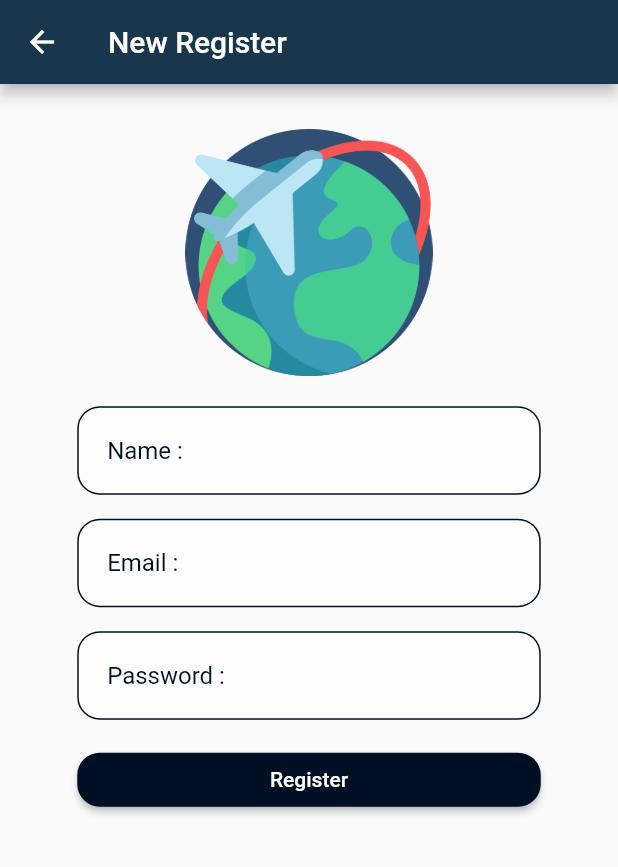
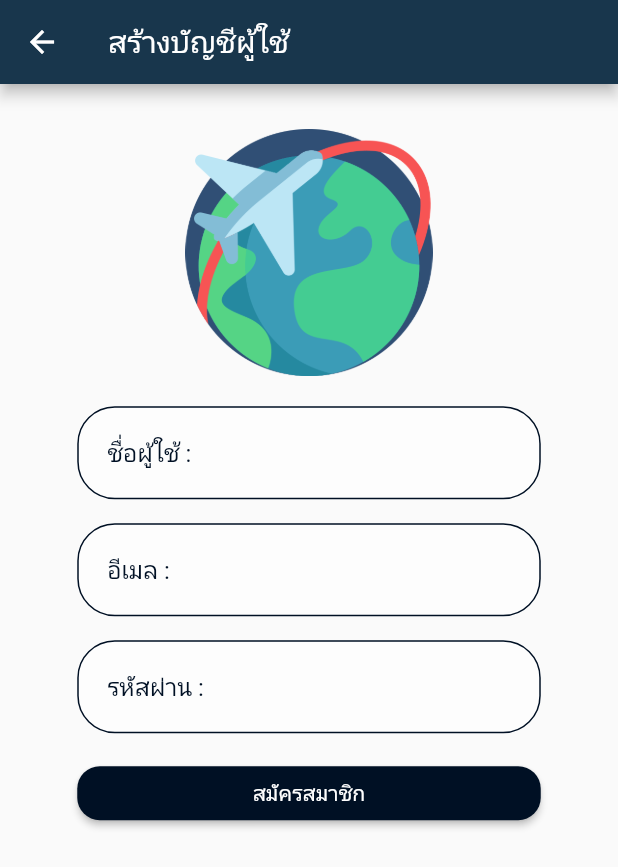
Before and after one commit to nicecs15/ITravel, a Flutter app: the Register screen opened by its route, on a phone screen of 412 x 824 dp. Shown: the top 867 px of the screen. Run offline on Flutter 3.47's test engine with Material 2 defaults, Android fonts, the phone set to English and light mode, and no system bars; our stand-ins replace firebase_auth, firebase_core; accounts and stored records are empty.

Commit message:
เข้าหน้าแรก เปลี่ยนภาษาเป็นคนไทยไม่กระแดะ

```diff
--- a/lib/widget/authen.dart
+++ b/lib/widget/authen.dart
@@ -54,7 +54,7 @@ class _AuthenState extends State<Authen> {
     return TextButton(
       onPressed: () => Navigator.pushNamed(context, '/register'),
       child: Text(
-        'New Register',
+        'สร้างบัญชีผู้ใช้ใหม่',
         style: TextStyle(color: Colors.white),
       ),
     );
@@ -72,7 +72,7 @@ class _AuthenState extends State<Authen> {
             checkAuthen();
           }
         },
-        child: Text('Login'),
+        child: Text('เข้าสู่ระบบ'),
         style: ElevatedButton.styleFrom(
           primary: MyStyle().darkColor,
           shape: RoundedRectangleBorder(
@@ -86,7 +86,7 @@ class _AuthenState extends State<Authen> {
   Container buildUser() {
     return Container(
       decoration: BoxDecoration(
-          borderRadius: BorderRadius.circular(25), color: Colors.white70),
+          borderRadius: BorderRadius.circular(25), color: Colors.white60),
       margin: EdgeInsets.only(top: 16),
       width: screen * 0.75,
       child: TextFormField(
@@ -97,7 +97,7 @@ class _AuthenState extends State<Authen> {
         ),
         decoration: InputDecoration(
           labelStyle: TextStyle(color: MyStyle().darkColor),
-          labelText: 'Email :',
+          labelText: 'อีเมล',
           prefixIcon: Icon(
             Icons.perm_identity,
             color: MyStyle().darkColor,
@@ -143,7 +143,7 @@ class _AuthenState extends State<Authen> {
             },
           ),
           labelStyle: TextStyle(color: MyStyle().darkColor),
-          labelText: 'Password :',
+          labelText: 'รหัสผ่าน',
           prefixIcon: Icon(
             Icons.lock_outline,
             color: MyStyle().darkColor,
--- a/lib/widget/my_service.dart
+++ b/lib/widget/my_service.dart
@@ -5,6 +5,7 @@ import 'package:myapp1/utility/my_style.dart';
 import 'package:myapp1/widget/central_list.dart';
 import 'package:myapp1/widget/isan_list.dart';
 import 'package:myapp1/widget/like_list.dart';
+import 'package:myapp1/widget/%E0%B9%89homepage.dart';
 import 'package:myapp1/widget/north_list.dart';
 import 'package:myapp1/widget/profile.dart';
 import 'package:myapp1/widget/south_list.dart';
@@ -19,7 +20,7 @@ class MyService extends StatefulWidget {
 class _MyServiceState extends State<MyService> {
   String? name, email;
 
-  Widget currentWidget = NorthList();
+  Widget currentWidget = Homepage();
 
   @override
   void initState() {
@@ -200,7 +201,7 @@ class _MyServiceState extends State<MyService> {
             color: Colors.white,
             size: 36,
           ),
-          title: MyStyle().titleH2White('Sign Out'),
+          title: MyStyle().titleH2White('ออกจากระบบ'),
         ),
       ],
     );
--- a/lib/widget/register.dart
+++ b/lib/widget/register.dart
@@ -22,7 +22,7 @@ class _RegisterState extends State<Register> {
       //floatingActionButton: buildFloatingActionButton(),
       appBar: AppBar(
         backgroundColor: MyStyle().primaryColor,
-        title: Text('New Register'),
+        title: Text('สร้างบัญชีผู้ใช้'),
       ),
       body: Center(
         child: Column(
@@ -61,7 +61,7 @@ class _RegisterState extends State<Register> {
             registerFirebase();
           }
         },
-        child: Text('Register'),
+        child: Text('สมัครสมาชิก'),
         style: ElevatedButton.styleFrom(
           primary: MyStyle().darkColor,
           shape: RoundedRectangleBorder(
@@ -75,7 +75,7 @@ class _RegisterState extends State<Register> {
   Container buildName() {
     return Container(
       decoration: BoxDecoration(
-          borderRadius: BorderRadius.circular(15), color: Colors.white60),
+          borderRadius: BorderRadius.circular(25), color: Colors.white60),
       margin: EdgeInsets.only(top: 20),
       width: screen * 0.75,
       child: TextField(
@@ -85,17 +85,17 @@ class _RegisterState extends State<Register> {
         ),
         decoration: InputDecoration(
           hintStyle: TextStyle(color: MyStyle().darkColor),
-          hintText: '  Name :',
+          hintText: '  ชื่อผู้ใช้ :',
           /*prefixIcon: Icon(
             Icons.fingerprint,
             color: MyStyle().darkColor,
           ),*/
           enabledBorder: OutlineInputBorder(
-            borderRadius: BorderRadius.circular(15),
+            borderRadius: BorderRadius.circular(25),
             borderSide: BorderSide(color: MyStyle().darkColor),
           ),
           focusedBorder: OutlineInputBorder(
-            borderRadius: BorderRadius.circular(15),
+            borderRadius: BorderRadius.circular(25),
             borderSide: BorderSide(color: MyStyle().lightColor),
           ),
         ),
@@ -106,7 +106,7 @@ class _RegisterState extends State<Register> {
   Container buildEmail() {
     return Container(
       decoration: BoxDecoration(
-          borderRadius: BorderRadius.circular(15), color: Colors.white60),
+          borderRadius: BorderRadius.circular(25), color: Colors.white60),
       margin: EdgeInsets.only(top: 16),
       width: screen * 0.75,
       child: TextField(
@@ -117,17 +117,17 @@ class _RegisterState extends State<Register> {
         ),
         decoration: InputDecoration(
           hintStyle: TextStyle(color: MyStyle().darkColor),
-          hintText: '  Email :',
+          hintText: '  อีเมล :',
           /*prefixIcon: Icon(
             Icons.perm_identity,
             color: MyStyle().darkColor,
           ),*/
           enabledBorder: OutlineInputBorder(
-            borderRadius: BorderRadius.circular(15),
+            borderRadius: BorderRadius.circular(25),
             borderSide: BorderSide(color: MyStyle().darkColor),
           ),
           focusedBorder: OutlineInputBorder(
-            borderRadius: BorderRadius.circular(15),
+            borderRadius: BorderRadius.circular(25),
             borderSide: BorderSide(color: MyStyle().lightColor),
           ),
         ),
@@ -138,7 +138,7 @@ class _RegisterState extends State<Register> {
   Container buildPassword() {
     return Container(
       decoration: BoxDecoration(
-          borderRadius: BorderRadius.circular(15), color: Colors.white60),
+          borderRadius: BorderRadius.circular(25), color: Colors.white60),
       margin: EdgeInsets.only(top: 16),
       width: screen * 0.75,
       child: TextField(
@@ -148,17 +148,17 @@ class _RegisterState extends State<Register> {
         ),
         decoration: InputDecoration(
           hintStyle: TextStyle(color: MyStyle().darkColor),
-          hintText: '  Password :',
+          hintText: '  รหัสผ่าน :',
           /*prefixIcon: Icon(
             Icons.lock_outline,
             color: MyStyle().darkColor,
           ),*/
           enabledBorder: OutlineInputBorder(
-            borderRadius: BorderRadius.circular(15),
+            borderRadius: BorderRadius.circular(25),
             borderSide: BorderSide(color: MyStyle().darkColor),
           ),
           focusedBorder: OutlineInputBorder(
-            borderRadius: BorderRadius.circular(15),
+            borderRadius: BorderRadius.circular(25),
             borderSide: BorderSide(color: MyStyle().lightColor),
           ),
         ),
@@ -166,26 +166,7 @@ class _RegisterState extends State<Register> {
     );
   }
 
-  /*FloatingActionButton buildFloatingActionButton() {
-    return FloatingActionButton(
-      backgroundColor: MyStyle().darkColor,
-      onPressed: () {
-        print('name = $name, user = $user, password = $password');
-        if ((name == null) || (user == null) || (password == null)) {
-          print('Have Space');
-          normalDialog(context, 'Have Space? Please Fill Every Blank');
-        } else {
-          print('No Space');
-          registerFirebase();
-        }
-      },
-      child: Icon(
-        Icons.cloud_upload_rounded,
-      ),
-    );
-  }*/
-
-  Future<Null> registerFirebase() async {
+  Future<void> registerFirebase() async {
     await Firebase.initializeApp().then((value) async {
       print('Firebase Initialize Success');
       await FirebaseAuth.instance
```
Also changed, not shown: lib/widget/้homepage.dart (renamed from lib/widget/main_page.dart).
